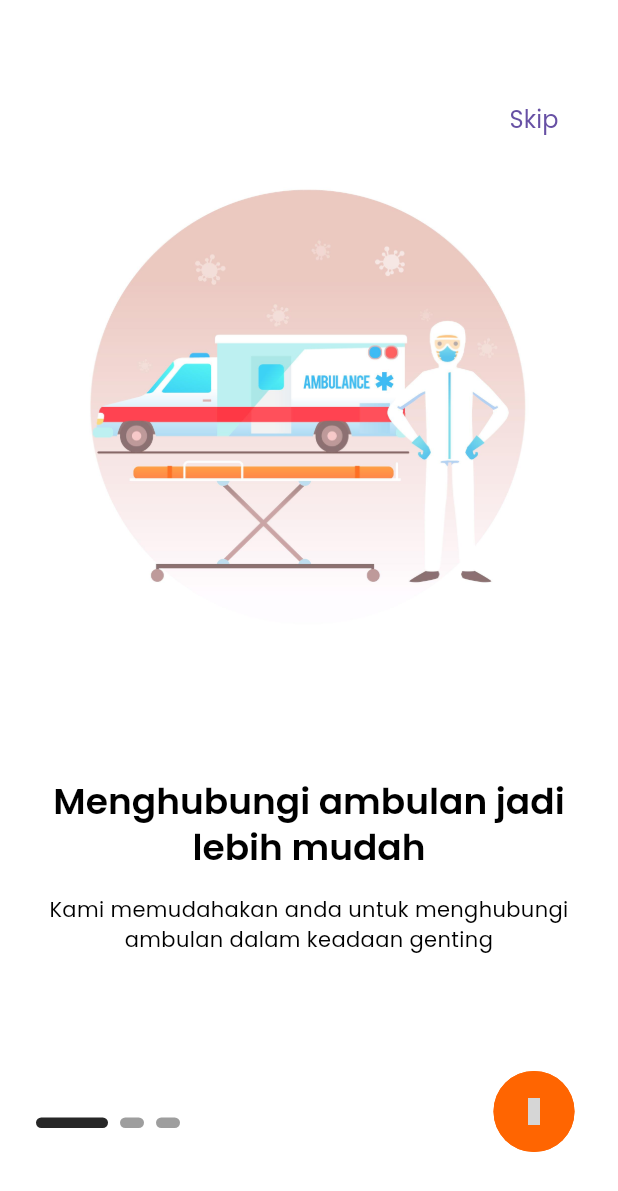
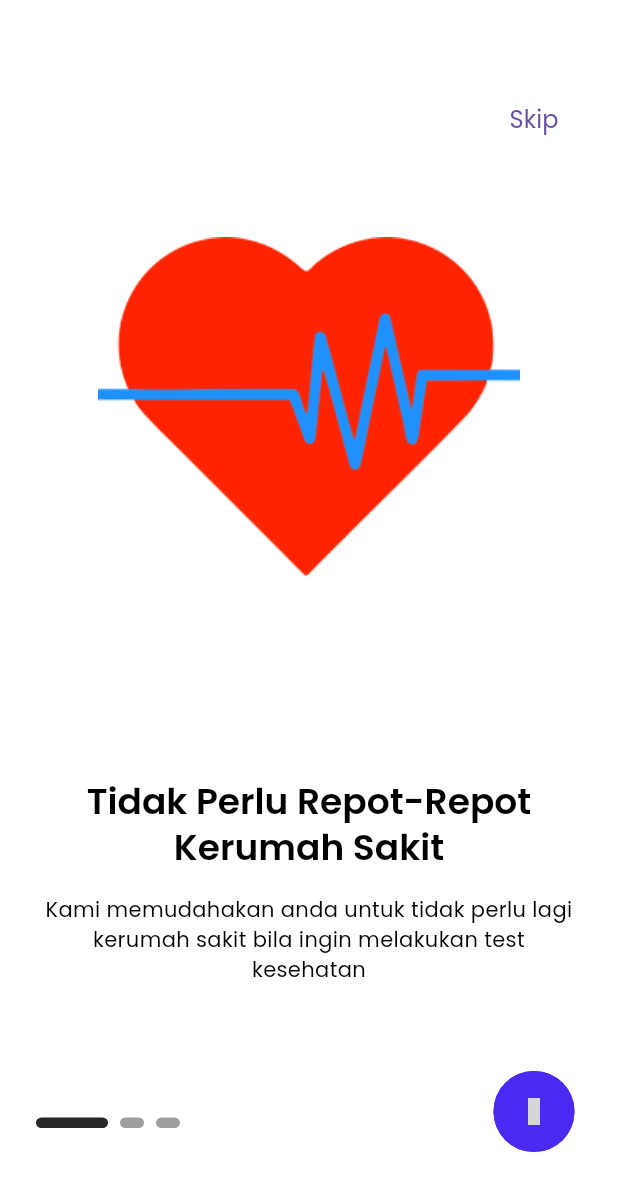
Before and after one commit to mbudit/flutterlkm, a Flutter app: the screen it shows after launch, on a phone screen of 412 x 824 dp. Shown: the top 1191 px of the screen. Run offline on Flutter 3.47's test engine with Material 3 defaults, Android fonts, the light colour scheme and no system bars; drawn by our look-alikes of smooth_page_indicator; our stand-ins replace carousel_slider, get, get_storage, iconsax, logger; grey boxes are pictures that could not be loaded.

Commit message:
modifikasi untuk lkm

```diff
--- a/lib/common/widgets/success_screen/success_screen.dart
+++ b/lib/common/widgets/success_screen/success_screen.dart
@@ -1,17 +1,13 @@
 import 'package:flutter/material.dart';
 
 import 'package:flutterlkm/common/styles/spacing_styles.dart';
+import 'package:flutterlkm/utils/constants/colors.dart';
 import 'package:flutterlkm/utils/constants/sizes.dart';
 import 'package:flutterlkm/utils/constants/text_strings.dart';
 import 'package:flutterlkm/utils/helpers/helper_functions.dart';
 
 class SuccessScreen extends StatelessWidget {
-  const SuccessScreen(
-      {super.key,
-      required this.image,
-      required this.title,
-      required this.subtitle,
-      required this.onPressed});
+  const SuccessScreen({super.key, required this.image, required this.title, required this.subtitle, required this.onPressed});
 
   final String image, title, subtitle;
   final VoidCallback onPressed;
@@ -35,20 +31,14 @@ class SuccessScreen extends StatelessWidget {
               // Title dan Subtitle
               Text(
                 title,
-                style: Theme.of(context)
-                    .textTheme
-                    .headlineMedium
-                    ?.copyWith(fontSize: 22),
+                style: Theme.of(context).textTheme.headlineMedium?.copyWith(fontSize: 22),
                 textAlign: TextAlign.center,
               ),
               const SizedBox(height: TSizes.spaceAntaraItem),
 
               Text(
                 subtitle,
-                style: Theme.of(context)
-                    .textTheme
-                    .labelMedium
-                    ?.copyWith(fontSize: 12),
+                style: Theme.of(context).textTheme.labelMedium?.copyWith(fontSize: 12),
                 textAlign: TextAlign.center,
               ),
               const SizedBox(height: TSizes.spaceAntaraSection),
@@ -56,6 +46,10 @@ class SuccessScreen extends StatelessWidget {
               SizedBox(
                 width: double.infinity,
                 child: ElevatedButton(
+                  style: ElevatedButton.styleFrom(
+                    backgroundColor: TColors.appSecondary,
+                    side: const BorderSide(color: TColors.appSecondary),
+                  ),
                   onPressed: onPressed,
                   child: const Text(TTexts.tContinue),
                 ),
--- a/lib/features/authentication/screens/daftar(temp)/verify_email.dart
+++ b/lib/features/authentication/screens/daftar(temp)/verify_email.dart
@@ -2,6 +2,7 @@ import 'package:flutter/cupertino.dart';
 import 'package:flutter/material.dart';
 import 'package:flutterlkm/common/widgets/success_screen/success_screen.dart';
 import 'package:flutterlkm/features/authentication/screens/login%20(temp)/login.dart';
+import 'package:flutterlkm/utils/constants/colors.dart';
 import 'package:flutterlkm/utils/constants/image_strings.dart';
 import 'package:flutterlkm/utils/constants/sizes.dart';
 import 'package:flutterlkm/utils/constants/text_strings.dart';
@@ -69,6 +70,10 @@ class VerifyEmailScreen extends StatelessWidget {
               SizedBox(
                 width: double.infinity,
                 child: ElevatedButton(
+                  style: ElevatedButton.styleFrom(
+                  backgroundColor: TColors.appSecondary,
+                  side: const BorderSide(color: TColors.appSecondary),
+                ),
                   onPressed: () => Get.to(() => SuccessScreen(
                         image: TImages.verifyEmailSuccess,
                         title: TTexts.yourAccountCreatedTitle,
--- a/lib/features/authentication/screens/login (temp)/login.dart
+++ b/lib/features/authentication/screens/login (temp)/login.dart
@@ -3,7 +3,6 @@ import 'package:flutterlkm/common/styles/spacing_styles.dart';
 import 'package:flutterlkm/features/authentication/screens/login%20(temp)/widgets/login_form.dart';
 import 'package:flutterlkm/features/authentication/screens/login%20(temp)/widgets/login_form_divider.dart';
 import 'package:flutterlkm/features/authentication/screens/login%20(temp)/widgets/login_header.dart';
-import 'package:flutterlkm/utils/constants/colors.dart';
 import 'package:flutterlkm/utils/constants/sizes.dart';
 
 class LoginScreen extends StatelessWidget {
@@ -13,14 +12,7 @@ class LoginScreen extends StatelessWidget {
   Widget build(BuildContext context) {
 
     return Scaffold(
-      appBar: AppBar(
-        flexibleSpace: Container(
-          decoration: const BoxDecoration(
-            gradient: TColors.appBarGradient
-          ),
-        ),
-      ),
-
+      appBar: AppBar(),
       body: const SingleChildScrollView(
         child: Padding(
           padding: TSpacingStyle.paddingWithAppBarHeight,
--- a/lib/utils/constants/colors.dart
+++ b/lib/utils/constants/colors.dart
@@ -8,9 +8,9 @@ class TColors {
 
   // Warna Aplikasi
 
-  static const Color appPrimary = Color(0xFFFF6501);
-  static const Color appSecondary = Color(0xFFA6CF45);
-  static const Color appAccent = Color(0xFF00A2EA);
+  static const Color appPrimary = Color(0xFF482AF3);
+  static const Color appSecondary = Color(0xFFAC2AF3);
+  static const Color appAccent = Color(0xFF2A71F3);
 
   // Warna Gradien
 
--- a/lib/utils/constants/image_strings.dart
+++ b/lib/utils/constants/image_strings.dart
@@ -7,17 +7,17 @@ class TImages {
   // kalo mau nambah logo dsb, taronya di folder assets.
 
   // Logo Aplikasi
-  static const String lightAppLogo = "assets/logos/LOGO 2.jpg";
-  static const String darkAppLogo = "assets/logos/LOGO 2.jpg";
-  static const String appLogo = "assets/logos/logoAplikasi.png";
+  static const String lightAppLogo = "assets/logos/LogoLKM-1.jpg";
+  static const String darkAppLogo = "assets/logos/LogoLKM-1.jpg";
+  static const String appLogo = "assets/logos/logo-aplikasi.png";
 
   // Logo bersifat yang kenegaraan kek instansi, pancasila dll
   static const String logoPancasila = "";
 
   // Gambar gambar on boarding
-  static const String onBoardingImage1 = "assets/images/onboarding_images/7966851_3819814.jpg";
-  static const String onBoardingImage2 = "assets/images/onboarding_images/8015344_3824022.jpg";
-  static const String onBoardingImage3 = "assets/images/onboarding_images/Screenshot 2024-05-13 190144.png";
+  static const String onBoardingImage1 = "assets/images/onboarding_images/onboardLKM-1.png";
+  static const String onBoardingImage2 = "assets/images/onboarding_images/onboardLKM-2.png";
+  static const String onBoardingImage3 = "assets/images/onboarding_images/onboardLKM-3.png";
 
   static const String verifyEmail = "assets/images/animations/verify_email.gif";
   static const String verifyEmailSuccess = "assets/images/animations/verify-email-sucess.gif";
--- a/lib/utils/constants/text_strings.dart
+++ b/lib/utils/constants/text_strings.dart
@@ -10,13 +10,13 @@ class TTexts {
   static const String tContinue = "Continue";
 
   // -- ONBOARDING TEXT
-  static const String onBoardingTitle1 = "Menghubungi ambulan jadi lebih mudah";
-  static const String onBoardingTitle2 = "Temukan rumah sakit terdekat";
-  static const String onBoardingTitle3 = "Informasi mengenai rumah sakit terdekat";
+  static const String onBoardingTitle1 = "Tidak Perlu Repot-Repot Kerumah Sakit";
+  static const String onBoardingTitle2 = "Mengirmkan Petugas Kesehatan Terdekat";
+  static const String onBoardingTitle3 = "Informasi PUSKESMAS Terdekat";
 
-  static const String onBoardingSubTitle1 = "Kami memudahakan anda untuk menghubungi ambulan dalam keadaan genting";
-  static const String onBoardingSubTitle2 = "Kami akan membantu anda untuk mengetahui lokasi rumah sakit terdekat dari lokasi anda saat ini";
-  static const String onBoardingSubTitle3 = "Kami akan membantu anda untuk mengetahui lokasi rumah sakit terdekat dari lokasi anda saat ini";
+  static const String onBoardingSubTitle1 = "Kami memudahakan anda untuk tidak perlu lagi kerumah sakit bila ingin melakukan test kesehatan";
+  static const String onBoardingSubTitle2 = "Kami akan membantu anda dengan mengirimkan petugas kesehatan terdekat dari lokasi untuk melakukan pertolongan pertama";
+  static const String onBoardingSubTitle3 = "Kami akan memberikan informasi rumah Sakit atau PUSKESMAS terdekat dari lokasi anda saat ini";
 
   static const String informationTitle = "Informasi";
 
```
Also changed, not shown: assets/images/onboarding_images/7966851_3819814.jpg (deleted), assets/images/onboarding_images/8015344_3824022.jpg (deleted), assets/images/onboarding_images/Screenshot 2024-05-13 190144.png (deleted), assets/images/onboarding_images/onboardLKM-1.png (added), assets/images/onboarding_images/onboardLKM-2.png (added), assets/images/onboarding_images/onboardLKM-3.png (added), assets/logos/LOGO 1.jpg (deleted), assets/logos/LOGO 2.jpg (deleted), assets/logos/LogoLKM-1.jpg (added), assets/logos/logo-aplikasi.png (added), assets/logos/logoAplikasi.png (deleted).
